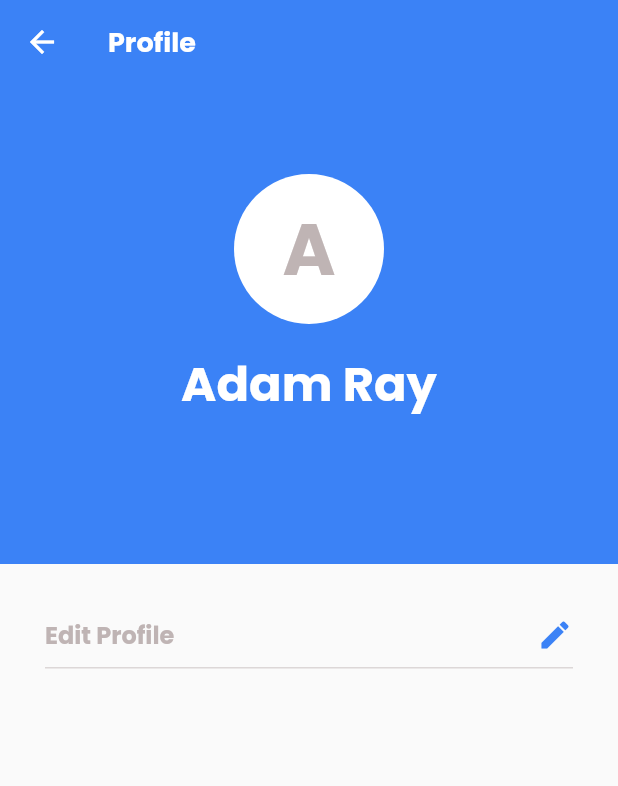
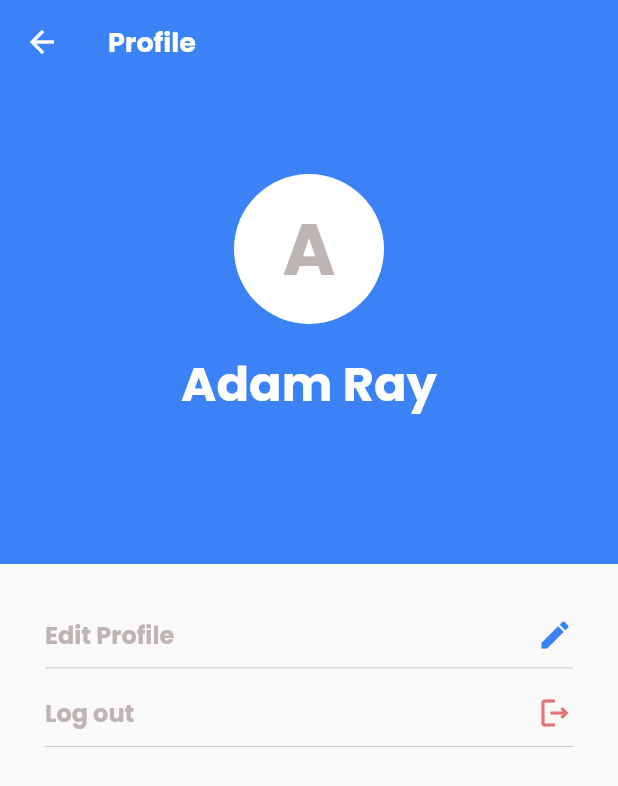
Before and after one commit to adamrayw/courseku-android, a Flutter app: the ProfilePage screen opened directly, on a phone screen of 412 x 824 dp. Shown: the top 786 px of the screen. Run offline on Flutter 3.47's test engine with Material 2 defaults, Android fonts, the phone set to English and light mode, and no system bars; our stand-ins replace carousel_slider, double_back_to_close, font_awesome_flutter, google_fonts, webview_flutter; accounts and stored records are empty; network calls fail.

Commit message:
Add Log out  button

```diff
--- a/lib/pages/home/profile_page.dart
+++ b/lib/pages/home/profile_page.dart
@@ -63,6 +63,38 @@ class ProfilePage extends StatelessWidget {
                       color: Colors.white,
                     ),
                   ),
+                  const SizedBox(
+                    height: 10,
+                  ),
+                  // Column(
+                  //   // crossAxisAlignment: CrossAxisAlignment.baseline,
+                  //   children: [
+                  //     Row(
+                  //       mainAxisAlignment: MainAxisAlignment.center,
+                  //       children: [
+                  //         Icon(
+                  //           Icons.star,
+                  //           color: Colors.blue.shade900,
+                  //         ),
+                  //         const SizedBox(
+                  //           width: 6,
+                  //         ),
+                  //         Text(
+                  //           'Reputation',
+                  //           style: headerTextStyle.copyWith(
+                  //             color: Colors.white,
+                  //           ),
+                  //         ),
+                  //       ],
+                  //     ),
+                  //     Text(
+                  //       '120',
+                  //       style: secondaryTextStyle.copyWith(
+                  //         color: Colors.white,
+                  //       ),
+                  //     ),
+                  //   ],
+                  // ),
                 ],
               ),
             ),
@@ -101,6 +133,36 @@ class ProfilePage extends StatelessWidget {
                     ],
                   ),
                 ),
+                const SizedBox(
+                  height: 18,
+                ),
+                Container(
+                  padding: const EdgeInsets.only(bottom: 10),
+                  decoration: BoxDecoration(
+                    border: Border(
+                      bottom: BorderSide(
+                        color: secondaryTextColor,
+                        width: 0.5,
+                      ),
+                    ),
+                  ),
+                  child: Row(
+                    mainAxisAlignment: MainAxisAlignment.spaceBetween,
+                    children: [
+                      Text(
+                        "Log out",
+                        style: secondaryTextStyle.copyWith(
+                          fontSize: 16,
+                          fontWeight: bold,
+                        ),
+                      ),
+                      Icon(
+                        Icons.logout_outlined,
+                        color: Colors.red.shade300,
+                      ),
+                    ],
+                  ),
+                ),
               ],
             ),
           )
```
